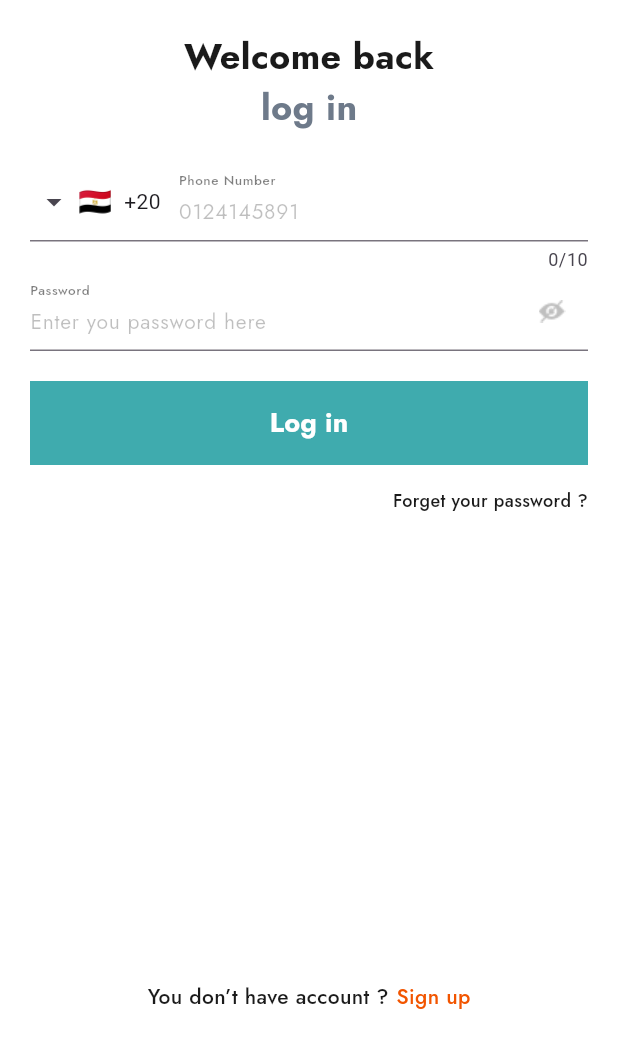
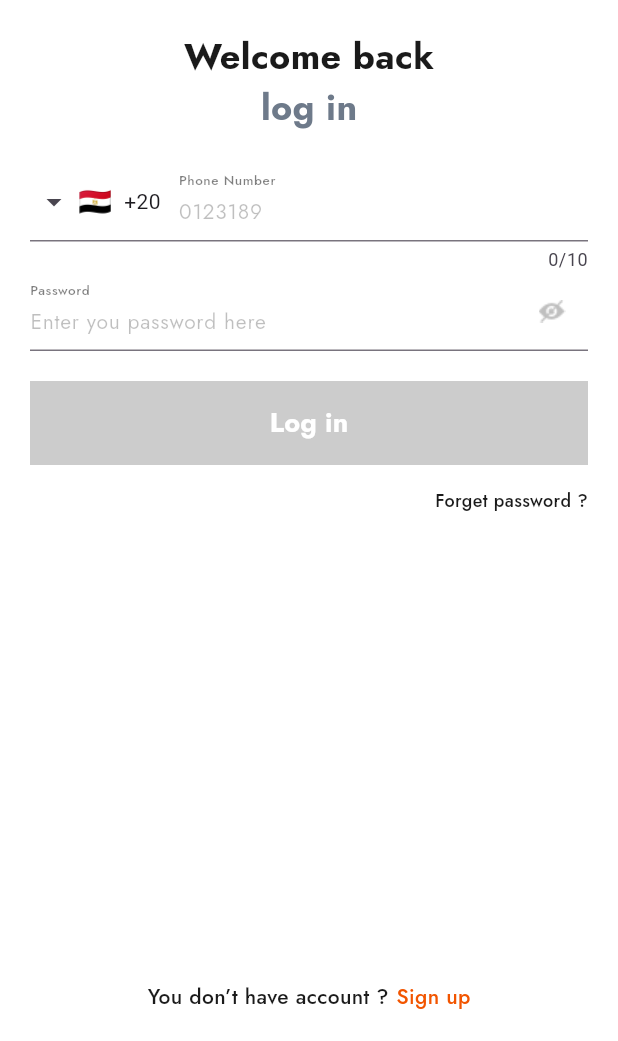
Before and after one commit to marshelino-maged/Cadue_Demo, a Flutter app: the LoginScreen screen opened directly, on a phone screen of 412 x 824 dp, the part 195-1236 px from its top. Run offline on Flutter 3.47's test engine with Material 3 defaults, Android fonts, the phone set to English and light mode, and no system bars; drawn by our look-alikes of intl_phone_field; our stand-ins replace flutter_riverpod, google_fonts.

Commit message:
login screen with its model view

```diff
--- a/lib/constants/colors_getter.dart
+++ b/lib/constants/colors_getter.dart
@@ -1,13 +1,12 @@
 import 'package:flutter/material.dart';
 
 abstract class ColorsGetter {
-  static Color get white => const Color.fromRGBO(255, 255, 255, 1);
-  static Color get black => const Color.fromRGBO(26, 26, 26, 1);
-  static Color get grey => const Color.fromRGBO(110, 122, 138, 1);
-  static Color get inputForm => const Color.fromRGBO(0, 0, 0, 0.5);
+  static Color get white255 => const Color.fromRGBO(255, 255, 255, 1);
+  static Color get black26 => const Color.fromRGBO(26, 26, 26, 1);
+  static Color get grey204 => const Color.fromRGBO(204, 204, 204, 1);
+  static Color get greyLight => const Color.fromRGBO(110, 122, 138, 1);
+  static Color get inputFormLabel => const Color.fromRGBO(0, 0, 0, 0.5);
   static Color get inputFormHint => const Color.fromRGBO(0, 0, 0, 0.25);
   static Color get mainButtonColor => const Color.fromRGBO(63, 171, 174, 1);
   static Color get orange => const Color.fromRGBO(242, 85, 0, 1);
-
-
 }
--- a/lib/constants/sentences_getter.dart
+++ b/lib/constants/sentences_getter.dart
@@ -1,7 +1,17 @@
 class SentencesGetter {
+
+  // Login Screen
   static String get loginWelcome => 'Welcome back';
   static String get loginLogIn => 'log in';
-  static String get loginForgetPW => 'Forget your password ?';
+  static String get loginButton => 'Log in';
+  static String get loginForgetPW => 'Forget password ?';
   static String get loginDonotHaveAcc => 'You don’t have account ?';
   static String get loginSignUp => 'Sign up';
+  static String get passwordValidate => 'The password must be at least 8 characters';
+  static String get passwordHint => 'Enter you password here';
+  static String get passwordLabel => 'Password';
+  static String get passwordHiddenCharacter => '*';
+  static String get phoneHint => '0123189';
+  static String get phoneLabel => 'Phone Number';
+  static String get phoneInitialCountryCode => 'EG';
 }
--- a/lib/constants/text_style_getter.dart
+++ b/lib/constants/text_style_getter.dart
@@ -3,13 +3,12 @@ import 'package:flutter/material.dart';
 import 'package:google_fonts/google_fonts.dart';
 
 class TextStyleGetter {
-  static TextStyle get titleBlack => GoogleFonts.jost(fontWeight: FontWeight.w700, fontSize: 24, color: ColorsGetter.black);
-  static TextStyle get titleGrey => GoogleFonts.jost(fontWeight: FontWeight.w700, fontSize: 24, color: ColorsGetter.grey);
-  static TextStyle get inputForm => GoogleFonts.jost(fontWeight: FontWeight.w500, fontSize: 12, color: ColorsGetter.inputForm);
+  static TextStyle get titleBlack => GoogleFonts.jost(fontWeight: FontWeight.w700, fontSize: 24, color: ColorsGetter.black26);
+  static TextStyle get titleGrey => GoogleFonts.jost(fontWeight: FontWeight.w700, fontSize: 24, color: ColorsGetter.greyLight);
+  static TextStyle get inputFormLabel => GoogleFonts.jost(fontWeight: FontWeight.w500, fontSize: 12, color: ColorsGetter.inputFormLabel);
   static TextStyle get inputFormHint => GoogleFonts.jost(fontWeight: FontWeight.w400, fontSize: 14, color: ColorsGetter.inputFormHint);
-  static TextStyle get forgetPW => GoogleFonts.jost(fontWeight: FontWeight.w500, fontSize: 12, color: ColorsGetter.black);
-  static TextStyle get donotHaveAccount => GoogleFonts.jost(fontWeight: FontWeight.w500, fontSize: 14, color: ColorsGetter.black);
-  static TextStyle get mainButtonText => GoogleFonts.jost(fontWeight: FontWeight.w700, fontSize: 18, color: ColorsGetter.white);
+  static TextStyle get forgetPW => GoogleFonts.jost(fontWeight: FontWeight.w500, fontSize: 12, color: ColorsGetter.black26);
+  static TextStyle get donotHaveAccount => GoogleFonts.jost(fontWeight: FontWeight.w500, fontSize: 14, color: ColorsGetter.black26);
+  static TextStyle get mainButtonText => GoogleFonts.jost(fontWeight: FontWeight.w700, fontSize: 18, color: ColorsGetter.white255);
   static TextStyle get loginSignUp => GoogleFonts.jost(fontWeight: FontWeight.w500, fontSize: 14, color: ColorsGetter.orange);
-
 }
--- a/lib/main.dart
+++ b/lib/main.dart
@@ -1,7 +1,9 @@
+import 'package:demo_project/presentation/screens/login_screen.dart';
 import 'package:flutter/material.dart';
+import 'package:flutter_riverpod/flutter_riverpod.dart';
 
 void main() {
-  runApp(const MyApp());
+  runApp(const ProviderScope(child: MyApp()));
 }
 
 class MyApp extends StatelessWidget {
@@ -10,8 +12,8 @@ class MyApp extends StatelessWidget {
   @override
   Widget build(BuildContext context) {
     return const MaterialApp(
-      title: 'Flutter Demo',
-      home: Text('Flutter Demo Home Page'),
+      title: 'Cadeau Demo',
+      home: LoginScreen(),
     );
   }
 }
--- /dev/null
+++ b/lib/presentation/common_widgets/main_button.dart
@@ -0,0 +1,32 @@
+import 'package:demo_project/constants/colors_getter.dart';
+import 'package:demo_project/constants/text_style_getter.dart';
+import 'package:flutter/material.dart';
+
+class MainButton extends StatelessWidget {
+  const MainButton({super.key, required this.onPressed, required this.text, required this.isEnabled});
+  final void Function() onPressed;
+  final String text;
+  final bool isEnabled;
+  @override
+  Widget build(BuildContext context) {
+    return SizedBox(
+      width: double.infinity,
+      height: 56,
+      child: TextButton(
+        onPressed: isEnabled ? onPressed : null,
+        style: TextButton.styleFrom(
+          backgroundColor:
+              isEnabled ? ColorsGetter.mainButtonColor : ColorsGetter.grey204,
+          foregroundColor: ColorsGetter.white255,
+          shape: const RoundedRectangleBorder(
+            borderRadius: BorderRadius.zero,
+          ),
+        ),
+        child: Text(
+          text,
+          style: TextStyleGetter.mainButtonText,
+        ),
+      ),
+    );
+  }
+}
--- /dev/null
+++ b/lib/presentation/common_widgets/password_field.dart
@@ -0,0 +1,40 @@
+import 'package:demo_project/constants/colors_getter.dart';
+import 'package:demo_project/constants/images_getter.dart';
+import 'package:demo_project/constants/sentences_getter.dart';
+import 'package:demo_project/constants/text_style_getter.dart';
+import 'package:flutter/material.dart';
+
+class PasswordField extends StatelessWidget {
+  const PasswordField({super.key, required this.isHiddenPassword, required this.onPressed, required this.onSaved, required this.validator, required this.onChanged});
+  final bool isHiddenPassword;
+  final void Function() onPressed;
+  final void Function(String?) onSaved;
+  final String? Function(String?) validator;
+  final void Function(String?) onChanged;
+  @override
+  Widget build(BuildContext context) {
+    return TextFormField(
+      decoration: InputDecoration(
+        hintText: SentencesGetter.passwordHint,
+        hintStyle: TextStyleGetter.inputFormHint,
+        labelText: SentencesGetter.passwordLabel,
+        labelStyle: TextStyleGetter.inputFormLabel,
+        floatingLabelBehavior: FloatingLabelBehavior.always,
+        suffixIcon: IconButton(
+          icon: isHiddenPassword
+              ? Image.asset(ImagesGetter.eyeIcon)
+              : Icon(
+                  Icons.remove_red_eye,
+                  color: ColorsGetter.inputFormHint,
+                ),
+          onPressed: onPressed,
+        ),
+      ),
+      obscureText: isHiddenPassword,
+      obscuringCharacter: SentencesGetter.passwordHiddenCharacter,
+      onSaved: onSaved,
+      validator: validator,
+      onChanged: onChanged,
+    );
+  }
+}
--- /dev/null
+++ b/lib/presentation/common_widgets/phone_field.dart
@@ -0,0 +1,28 @@
+import 'package:demo_project/constants/sentences_getter.dart';
+import 'package:demo_project/constants/text_style_getter.dart';
+import 'package:flutter/material.dart';
+import 'package:intl_phone_field/intl_phone_field.dart';
+import 'package:intl_phone_field/phone_number.dart';
+
+class PhoneField extends StatelessWidget {
+  const PhoneField({super.key, required this.onSaved, required this.onChanged});
+
+  final void Function(PhoneNumber?) onSaved;
+  final void Function(PhoneNumber?) onChanged;
+  @override
+  Widget build(BuildContext context) {
+    return IntlPhoneField(
+      decoration: InputDecoration(
+        hintText: SentencesGetter.phoneHint,
+        hintStyle: TextStyleGetter.inputFormHint,
+        labelText: SentencesGetter.phoneLabel,
+        labelStyle: TextStyleGetter.inputFormLabel,
+        floatingLabelBehavior: FloatingLabelBehavior.always,
+        floatingLabelAlignment: FloatingLabelAlignment.start,
+      ),
+      initialCountryCode: SentencesGetter.phoneInitialCountryCode,
+      onSaved: onSaved,
+      onChanged: onChanged,
+    );
+  }
+}
--- /dev/null
+++ b/lib/presentation/common_widgets/text_title.dart
@@ -0,0 +1,15 @@
+import 'package:demo_project/constants/colors_getter.dart';
+import 'package:flutter/material.dart';
+import 'package:google_fonts/google_fonts.dart';
+
+class TextTitle extends StatelessWidget {
+  const TextTitle(this.sentence, {super.key});
+  final String sentence;
+  @override
+  Widget build(BuildContext context) {
+    return Text(
+      sentence,
+      style: GoogleFonts.jost(fontWeight: FontWeight.w700, fontSize: 24, color: ColorsGetter.black26),
+    );
+  }
+}
--- a/lib/presentation/screens/login_screen.dart
+++ b/lib/presentation/screens/login_screen.dart
@@ -2,26 +2,35 @@ import 'package:demo_project/constants/colors_getter.dart';
 import 'package:demo_project/constants/images_getter.dart';
 import 'package:demo_project/constants/sentences_getter.dart';
 import 'package:demo_project/constants/text_style_getter.dart';
-import 'package:intl_phone_field/intl_phone_field.dart';
+import 'package:demo_project/presentation/common_widgets/main_button.dart';
+import 'package:demo_project/presentation/common_widgets/password_field.dart';
+import 'package:demo_project/presentation/common_widgets/phone_field.dart';
+import 'package:demo_project/presentation/common_widgets/text_title.dart';
+import 'package:demo_project/presentation/screens/login_screen_model_view.dart';
 import 'package:flutter/material.dart';
+import 'package:flutter_riverpod/flutter_riverpod.dart';
 
-class LoginScreen extends StatefulWidget {
+class LoginScreen extends ConsumerStatefulWidget {
   const LoginScreen({super.key});
 
   @override
-  State<LoginScreen> createState() => _LoginScreenState();
+  ConsumerState<LoginScreen> createState() => _LoginScreenState();
 }
 
-class _LoginScreenState extends State<LoginScreen> {
-  var shown = false;
+class _LoginScreenState extends ConsumerState<LoginScreen> {
+  final LoginScreenModelView _modelView = LoginScreenModelView();
+
   @override
   Widget build(BuildContext context) {
     return Scaffold(
-      backgroundColor: ColorsGetter.white,
+      backgroundColor: ColorsGetter.white255,
+      // body: SafeArea(
+      //   child: SingleChildScrollView(
       body: Padding(
         padding: const EdgeInsets.fromLTRB(20, 60, 20, 20),
+        child: Form(
+          key: _modelView.formKey,
           child: Column(
-          mainAxisAlignment: MainAxisAlignment.center,
             children: [
               Image.asset(
                 ImagesGetter.cadeauLogo,
@@ -29,80 +38,50 @@ class _LoginScreenState extends State<LoginScreen> {
                 height: 70,
               ),
               const SizedBox(height: 20),
-            Text(
-              SentencesGetter.loginWelcome,
-              style: TextStyleGetter.titleBlack,
-            ),
+              TextTitle(SentencesGetter.loginWelcome),
               Text(
                 SentencesGetter.loginLogIn,
                 style: TextStyleGetter.titleGrey,
               ),
               const SizedBox(height: 20),
-            Form(
-              child: Column(children: [
-                IntlPhoneField(
-                  decoration: InputDecoration(
-                    hintText: '0124145891',
-                    hintStyle: TextStyleGetter.inputFormHint,
-                    labelText: 'Phone Number',
-                    labelStyle: TextStyleGetter.inputForm,
-                    floatingLabelBehavior: FloatingLabelBehavior.always,
-                    floatingLabelAlignment: FloatingLabelAlignment.start,
-                  ),
-                  initialCountryCode: 'EG', // Default country code
+              Consumer(
+                builder: (context, ref, child) => PhoneField(
+                  onSaved: (phone) {
+                    _modelView.onSavedPhone(phone);
+                  },
                   onChanged: (phone) {
-                    print(phone
-                        .completeNumber); // Full phone number with country code
-                  },
-                ),
-                TextFormField(
-                  decoration: InputDecoration(
-                    hintText: 'Enter you password here ',
-                    hintStyle: TextStyleGetter.inputFormHint,
-                    labelText: 'Password',
-                    labelStyle: TextStyleGetter.inputForm,
-                    floatingLabelBehavior: FloatingLabelBehavior.always,
-                    suffixIcon: IconButton(
-                      icon: shown
-                          ? Icon(
-                              Icons.remove_red_eye,
-                              size: 17.5,
-                              color: ColorsGetter.inputFormHint,
-                            )
-                          : Image.asset(ImagesGetter.eyeIcon),
-                      // icon: Image.asset(ImagesGetter.eyeIcon),
-                      onPressed: () {
-                        setState(() {
-                          shown = !shown;
-                        });
+                    _modelView.onChangedPhone(phone, ref);
                   },
                 ),
               ),
-                  obscureText: shown,
-                  obscuringCharacter: '*',
-                ),
-              ]),
+              Consumer(
+                builder: (context, ref, child) {
+                  final isHiddenPassword =
+                      ref.watch(_modelView.isHiddenPassword);
+                  return PasswordField(
+                    isHiddenPassword: isHiddenPassword,
+                    onPressed: () {
+                      _modelView.togglePasswordVisibility(ref);
+                    },
+                    onSaved: _modelView.onSavedPassword,
+                    validator: _modelView.validatorPassword,
+                    onChanged: (password) {
+                      _modelView.onChangedPassword(password, ref);
+                    },
+                  );
+                },
               ),
               const SizedBox(
                 height: 20,
               ),
-            SizedBox(
-              width: double.infinity,
-              height: 56,
-              child: TextButton(
-                onPressed: () {},
-                style: TextButton.styleFrom(
-                  backgroundColor: ColorsGetter.mainButtonColor,
-                  foregroundColor: ColorsGetter.white,
-                  shape: const RoundedRectangleBorder(
-                    borderRadius: BorderRadius.zero,
-                  ),
-                ),
-                child: Text(
-                  'Log in',
-                  style: TextStyleGetter.mainButtonText,
-                ),
-              ),
+              Consumer(
+                builder: (context, ref, child) {
+                  final bool isEnabled = ref.watch(_modelView.isEnableSubmit);
+                  return MainButton(
+                      onPressed: _modelView.onSubmitCliked,
+                      text: SentencesGetter.loginButton,
+                      isEnabled: isEnabled);
+                },
               ),
               const SizedBox(
                 height: 15,
@@ -115,9 +94,7 @@ class _LoginScreenState extends State<LoginScreen> {
                       SentencesGetter.loginForgetPW,
                       style: TextStyleGetter.forgetPW,
                     ),
-                  onTap: () {
-                    print("dosa");
-                  },
+                    onTap: () {},
                   ),
                 ],
               ),
@@ -129,18 +106,20 @@ class _LoginScreenState extends State<LoginScreen> {
                     SentencesGetter.loginDonotHaveAcc,
                     style: TextStyleGetter.donotHaveAccount,
                   ),
-            const SizedBox(width: 5,),
+                  const SizedBox(
+                    width: 5,
+                  ),
                   InkWell(
-              onTap: (){},
+                    onTap: () {},
                     child: Text(
                       SentencesGetter.loginSignUp,
                       style: TextStyleGetter.loginSignUp,
-
                     ),
                   )
-            ],),
-
                 ],
+              ),
+            ],
+          ),
         ),
       ),
     );
--- /dev/null
+++ b/lib/presentation/screens/login_screen_model_view.dart
@@ -0,0 +1,79 @@
+import 'package:demo_project/constants/sentences_getter.dart';
+import 'package:demo_project/utils/logger.dart';
+import 'package:flutter/widgets.dart';
+import 'package:flutter_riverpod/flutter_riverpod.dart';
+import 'package:intl_phone_field/phone_number.dart';
+
+class LoginScreenModelView {
+
+  LoginScreenModelView();
+
+
+  // constants
+  final formKey = GlobalKey<FormState>();
+  final int _passwordMinLength = 8;
+
+  //variables
+  bool _passwordAvailable = false;
+  bool _phoneAvailable = false;
+  String? _password;
+  String? _phoneNumber;
+
+
+  // providers
+  var isHiddenPassword = StateProvider<bool>((ref) => true);
+  var isEnableSubmit = StateProvider<bool>((ref) => false);
+
+  // password field functions
+  void togglePasswordVisibility(WidgetRef ref) {
+    ref.read(isHiddenPassword.notifier).state =
+        !ref.read(isHiddenPassword.notifier).state;
+  }
+
+  void onSavedPassword(String? newPass) {
+    _password = newPass;
+  }
+
+  void onChangedPassword(String? password, WidgetRef ref) {
+    if (password == null || password.isEmpty) {
+      _passwordAvailable = false;
+    } else {
+      _passwordAvailable = true;
+    }
+    ref.read(isEnableSubmit.notifier).state = _passwordAvailable && _phoneAvailable;
+  }
+
+  String? validatorPassword(String? password) {
+    if (password == null ||
+        password.isEmpty ||
+        password.length < _passwordMinLength) {
+      return SentencesGetter.passwordValidate;
+    }
+    return null;
+  }
+
+
+  // phone field functions
+  void onSavedPhone(PhoneNumber? phone) {
+    _phoneNumber = phone!.completeNumber.toString();
+  }
+
+  void onChangedPhone(PhoneNumber? phone, WidgetRef ref) {
+    if (phone == null || phone.number.isEmpty) {
+      _phoneAvailable = false;
+    } else {
+      _phoneAvailable = true;
+    }
+    ref.read(isEnableSubmit.notifier).state = _passwordAvailable && _phoneAvailable;
+  }
+
+  // submit button function
+  void onSubmitCliked() {
+    if (formKey.currentState!.validate()) {
+      formKey.currentState!.save();
+      Logger.log('phone: $_phoneNumber, password: $_password', 1);
+      return;
+    }
+    Logger.log('Form is not valid', -1);
+  }
+}
--- a/lib/presentation/screens/splash_screen.dart
+++ b/lib/presentation/screens/splash_screen.dart
@@ -8,7 +8,7 @@ class SplashScreen extends StatelessWidget {
   @override
   Widget build(BuildContext context) {
     return Scaffold(
-      backgroundColor: ColorsGetter.white,
+      backgroundColor: ColorsGetter.white255,
       body: Center(
         child: Column(
           mainAxisAlignment: MainAxisAlignment.center,
--- /dev/null
+++ b/lib/utils/logger.dart
@@ -0,0 +1,17 @@
+class Logger {
+  static const _resetColor = '\x1B[0m';
+  static const _blackColor = '\x1B[37m';
+  static const _redColor = '\x1B[31m';
+  static const _greenColor = '\x1B[32m';
+  static log(String sentence, int state){
+    if(state == -1){
+      print('$_redColor$sentence$_resetColor');
+    }
+    else if(state == 1){
+      print('$_greenColor$sentence$_resetColor');
+    }
+    else{
+      print('$_blackColor$sentence$_resetColor');
+    }
+  }
+}
--- a/pubspec.yaml
+++ b/pubspec.yaml
@@ -37,6 +37,7 @@ dependencies:
   cupertino_icons: ^1.0.6
   google_fonts: ^6.2.1
   intl_phone_field: ^3.2.0
+  flutter_riverpod: ^2.5.1
 
 dev_dependencies:
   flutter_test:
```
Lines whose indentation alone changed are shown as unchanged.
